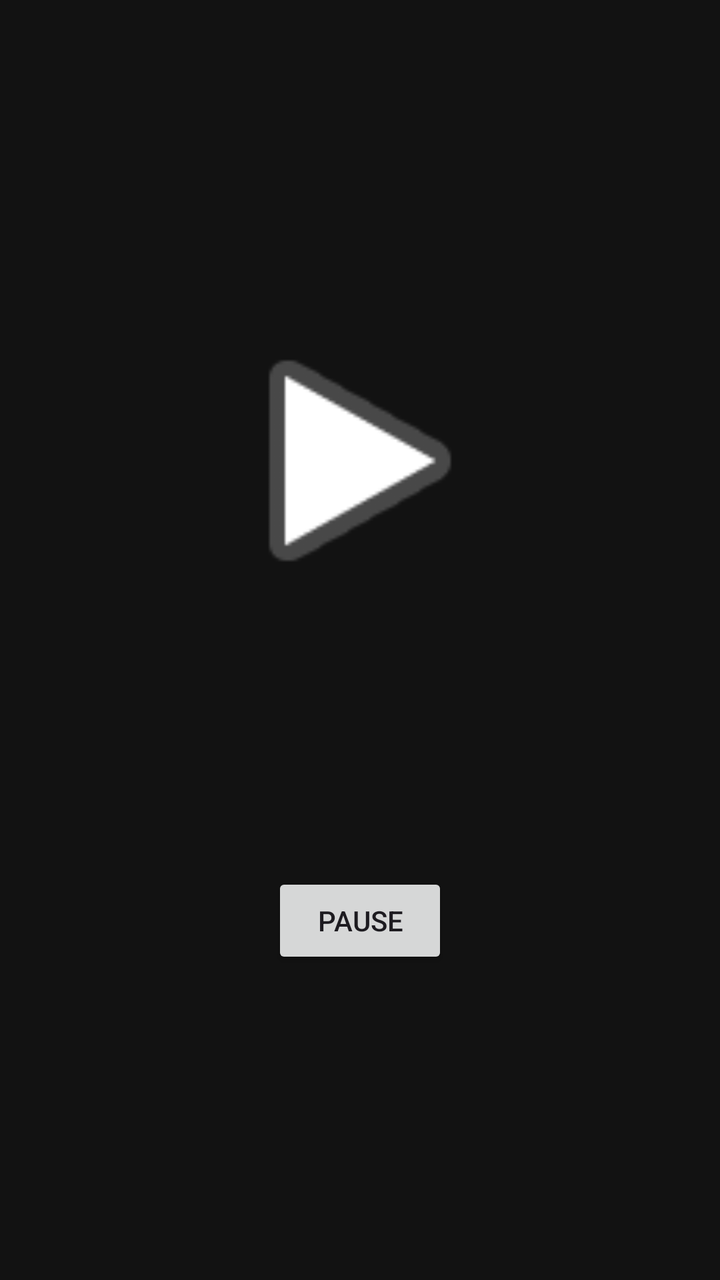
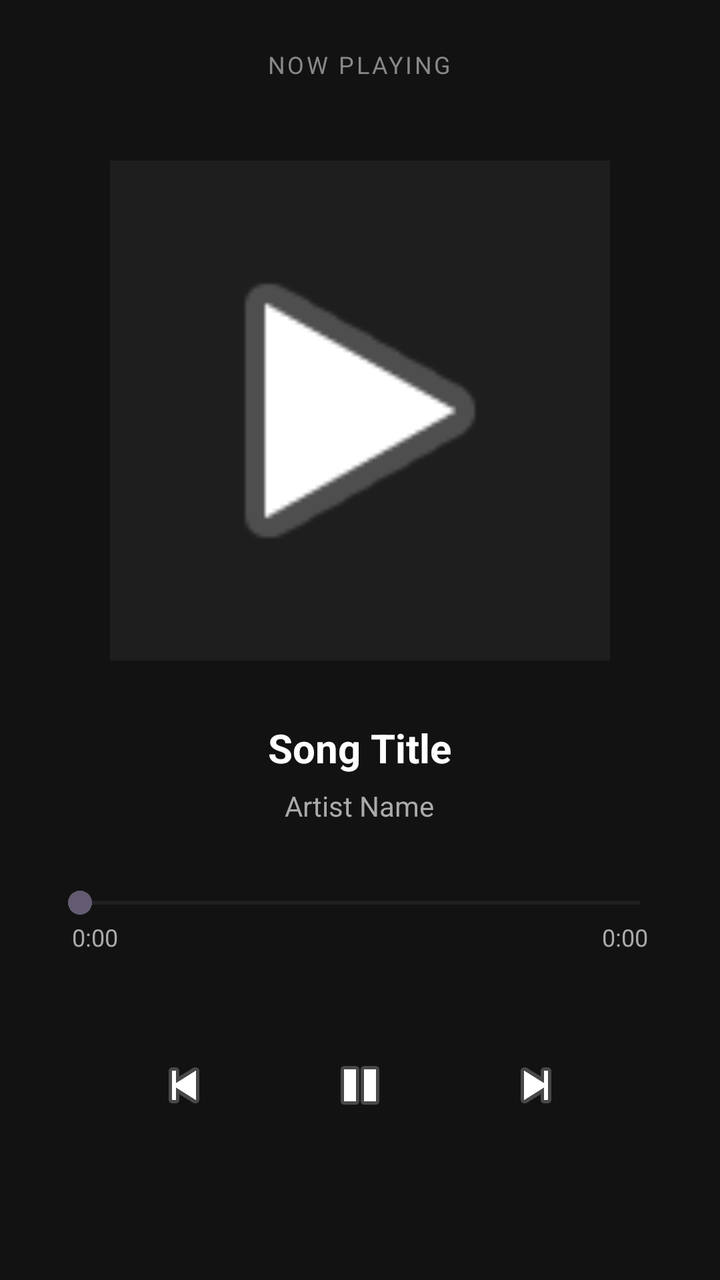

Compare the two renders of this Android layout. The source of the first and the diff that turns it into the second are given below.
<!-- AndroidManifest.xml: application theme Theme.MXStylePlayer -->
<!-- res/layout/activity_music_player.xml -->
<?xml version="1.0" encoding="utf-8"?>
<LinearLayout xmlns:android="http://schemas.android.com/apk/res/android"
    android:layout_width="match_parent"
    android:layout_height="match_parent"
    android:orientation="vertical"
    android:gravity="center"
    android:background="#121212"
    android:padding="24dp">

    <ImageView
        android:layout_width="150dp"
        android:layout_height="150dp"
        android:src="@android:drawable/ic_media_play"
        android:layout_marginBottom="32dp" />

    <TextView
        android:id="@+id/txtSongTitle"
        android:layout_width="wrap_content"
        android:layout_height="wrap_content"
        android:textColor="#FFFFFF"
        android:textSize="22sp"
        android:textStyle="bold"
        android:gravity="center" />

    <TextView
        android:id="@+id/txtSongArtist"
        android:layout_width="wrap_content"
        android:layout_height="wrap_content"
        android:textColor="#888888"
        android:textSize="16sp"
        android:layout_marginTop="8dp" />

    <LinearLayout
        android:layout_width="wrap_content"
        android:layout_height="wrap_content"
        android:orientation="horizontal"
        android:layout_marginTop="40dp"
        android:gravity="center">

        <Button
            android:id="@+id/btnPlayPause"
            android:layout_width="wrap_content"
            android:layout_height="wrap_content"
            android:text="Pause" />

    </LinearLayout>

</LinearLayout>
<!-- resources referenced by this layout -->
<resources>
  <style name="Theme.MXStylePlayer" parent="Theme.Material3.DayNight.NoActionBar"><item name="android:windowActionModeOverlay">true</item><item name="android:navigationBarColor">#000000</item><item name="android:statusBarColor">#000000</item></style>
</resources>

<!-- the commit's change to res/layout/activity_music_player.xml (unified diff, before → after) -->
@@ -1,48 +1,130 @@
 <?xml version="1.0" encoding="utf-8"?>
-<LinearLayout xmlns:android="http://schemas.android.com/apk/res/android"
+<RelativeLayout xmlns:android="http://schemas.android.com/apk/res/android"
     android:layout_width="match_parent"
     android:layout_height="match_parent"
-    android:orientation="vertical"
-    android:gravity="center"
     android:background="#121212"
     android:padding="24dp">
 
-    <ImageView
-        android:layout_width="150dp"
-        android:layout_height="150dp"
-        android:src="@android:drawable/ic_media_play"
-        android:layout_marginBottom="32dp" />
-
     <TextView
-        android:id="@+id/txtSongTitle"
+        android:id="@+id/txtHeader"
         android:layout_width="wrap_content"
         android:layout_height="wrap_content"
-        android:textColor="#FFFFFF"
-        android:textSize="22sp"
-        android:textStyle="bold"
-        android:gravity="center" />
+        android:layout_centerHorizontal="true"
+        android:text="NOW PLAYING"
+        android:textColor="#888888"
+        android:textSize="12sp"
+        android:letterSpacing="0.1" />
 
-    <TextView
-        android:id="@+id/txtSongArtist"
-        android:layout_width="wrap_content"
-        android:layout_height="wrap_content"
-        android:textColor="#888888"
-        android:textSize="16sp"
-        android:layout_marginTop="8dp" />
+    <ImageView
+        android:id="@+id/imgAlbumArt"
+        android:layout_width="250dp"
+        android:layout_height="250dp"
+        android:layout_below="@id/txtHeader"
+        android:layout_centerHorizontal="true"
+        android:layout_marginTop="40dp"
+        android:background="#1E1E1E"
+        android:padding="30dp"
+        android:src="@android:drawable/ic_media_play" />
 
     <LinearLayout
-        android:layout_width="wrap_content"
+        android:id="@+id/songDetailsLayout"
+        android:layout_width="match_parent"
         android:layout_height="wrap_content"
-        android:orientation="horizontal"
-        android:layout_marginTop="40dp"
-        android:gravity="center">
+        android:layout_below="@id/imgAlbumArt"
+        android:layout_marginTop="30dp"
+        android:gravity="center"
+        android:orientation="vertical">
 
-        <Button
-            android:id="@+id/btnPlayPause"
+        <TextView
+            android:id="@+id/txtSongTitle"
             android:layout_width="wrap_content"
             android:layout_height="wrap_content"
-            android:text="Pause" />
+            android:ellipsize="end"
+            android:maxLines="1"
+            android:text="Song Title"
+            android:textColor="#FFFFFF"
+            android:textSize="20sp"
+            android:textStyle="bold" />
 
+        <TextView
+            android:id="@+id/txtSongArtist"
+            android:layout_width="wrap_content"
+            android:layout_height="wrap_content"
+            android:layout_marginTop="6dp"
+            android:ellipsize="end"
+            android:maxLines="1"
+            android:text="Artist Name"
+            android:textColor="#AAAAAA"
+            android:textSize="14sp" />
     </LinearLayout>
 
-</LinearLayout>
+    <LinearLayout
+        android:id="@+id/seekBarLayout"
+        android:layout_width="match_parent"
+        android:layout_height="wrap_content"
+        android:layout_below="@id/songDetailsLayout"
+        android:layout_marginTop="30dp"
+        android:orientation="vertical">
+
+        <SeekBar
+            android:id="@+id/seekBar"
+            android:layout_width="match_parent"
+            android:layout_height="wrap_content"
+            android:max="100" />
+
+        <RelativeLayout
+            android:layout_width="match_parent"
+            android:layout_height="wrap_content"
+            android:paddingHorizontal="12dp">
+
+            <TextView
+                android:id="@+id/txtCurrentTime"
+                android:layout_width="wrap_content"
+                android:layout_height="wrap_content"
+                android:text="0:00"
+                android:textColor="#AAAAAA"
+                android:textSize="12sp" />
+
+            <TextView
+                android:id="@+id/txtTotalTime"
+                android:layout_width="wrap_content"
+                android:layout_height="wrap_content"
+                android:layout_alignParentEnd="true"
+                android:text="0:00"
+                android:textColor="#AAAAAA"
+                android:textSize="12sp" />
+        </RelativeLayout>
+    </LinearLayout>
+
+    <LinearLayout
+        android:layout_width="match_parent"
+        android:layout_height="wrap_content"
+        android:layout_below="@id/seekBarLayout"
+        android:layout_marginTop="30dp"
+        android:gravity="center"
+        android:orientation="horizontal">
+
+        <ImageButton
+            android:id="@+id/btnPrevious"
+            android:layout_width="56dp"
+            android:layout_height="56dp"
+            android:background="?android:attr/selectableItemBackgroundBorderless"
+            android:src="@android:drawable/ic_media_previous" />
+
+        <ImageButton
+            android:id="@+id/btnPlayPause"
+            android:layout_width="72dp"
+            android:layout_height="72dp"
+            android:layout_marginHorizontal="24dp"
+            android:background="?android:attr/selectableItemBackgroundBorderless"
+            android:src="@android:drawable/ic_media_pause" />
+
+        <ImageButton
+            android:id="@+id/btnNext"
+            android:layout_width="56dp"
+            android:layout_height="56dp"
+            android:background="?android:attr/selectableItemBackgroundBorderless"
+            android:src="@android:drawable/ic_media_next" />
+    </LinearLayout>
+
+</RelativeLayout>
